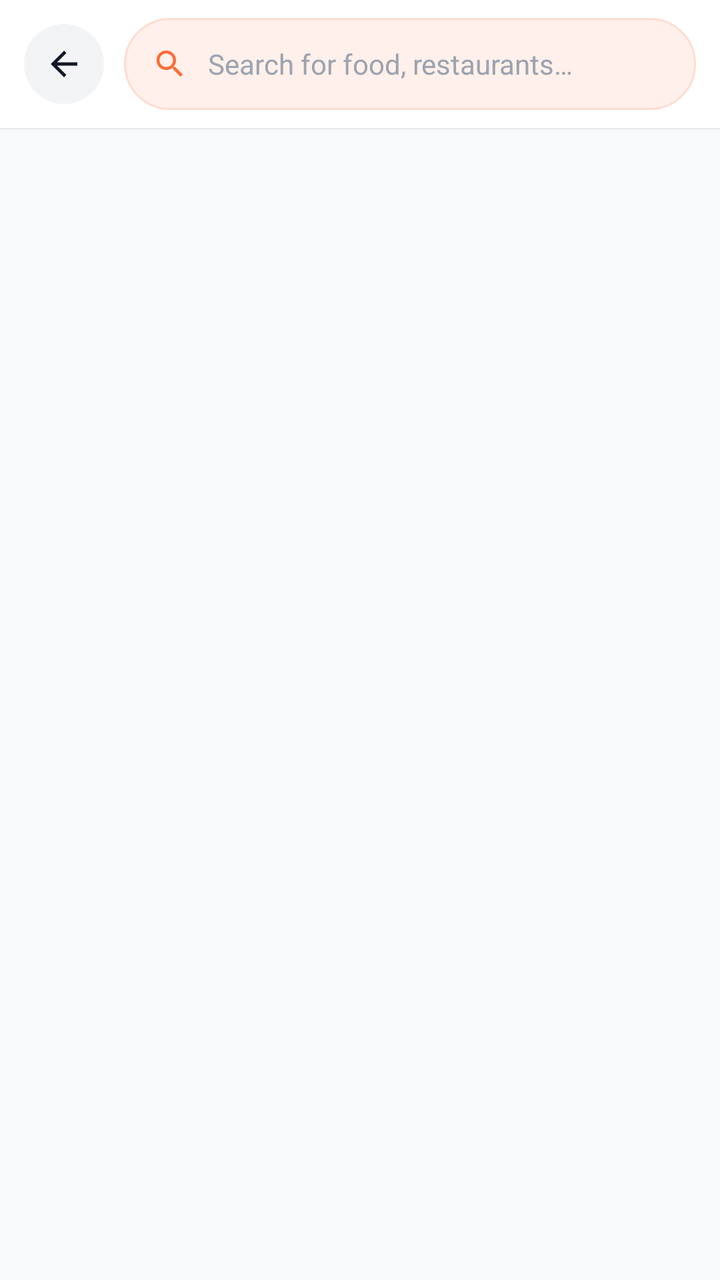
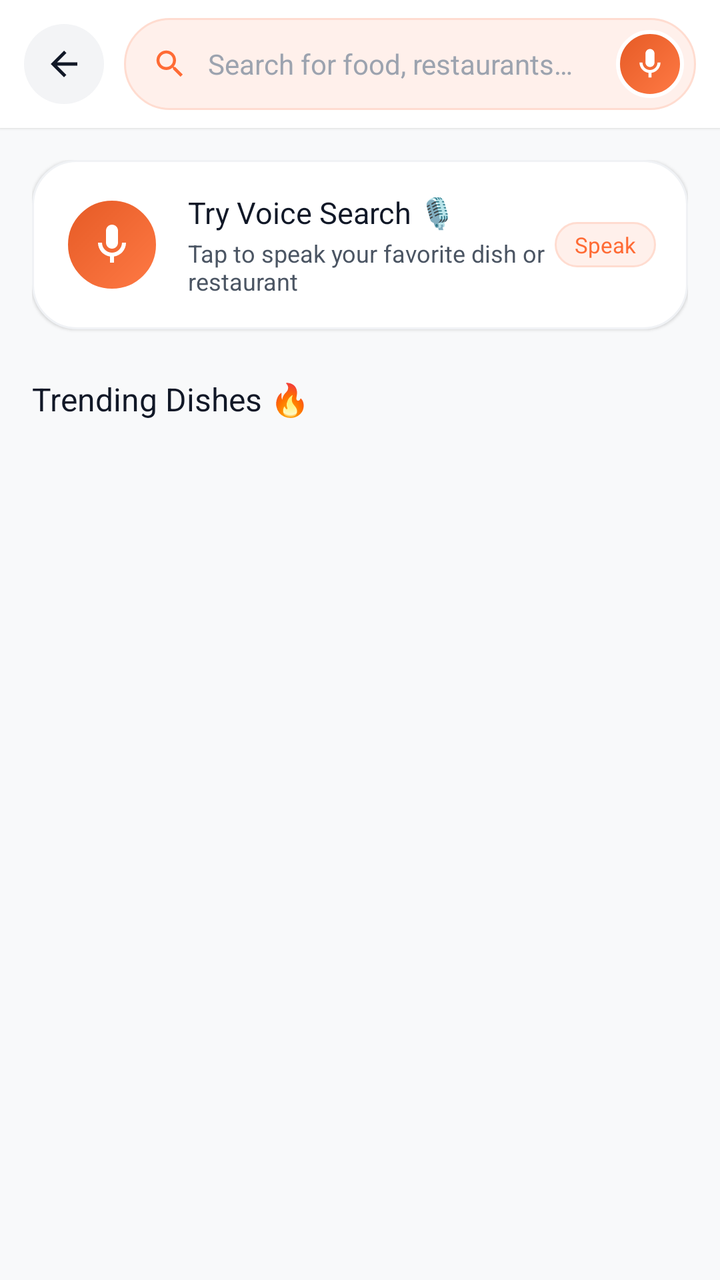

An Android layout rendered at two revisions. The XML below is the earlier revision; the diff shows what the commit changed to produce the second picture.
<!-- AndroidManifest.xml: application theme Theme.AKRHunger -->
<!-- res/layout/activity_search.xml -->
<?xml version="1.0" encoding="utf-8"?>
<LinearLayout xmlns:android="http://schemas.android.com/apk/res/android"
    xmlns:app="http://schemas.android.com/apk/res-auto"
    android:layout_width="match_parent"
    android:layout_height="match_parent"
    android:background="@color/background"
    android:orientation="vertical">

    
    <LinearLayout
        android:layout_width="match_parent"
        android:layout_height="64dp"
        android:background="@color/surface"
        android:elevation="1dp"
        android:gravity="center_vertical"
        android:orientation="horizontal"
        android:paddingHorizontal="12dp">

        <FrameLayout
            android:id="@+id/btn_back"
            android:layout_width="40dp"
            android:layout_height="40dp"
            android:background="@drawable/bg_icon_circle_gray"
            android:clickable="true"
            android:focusable="true"
            android:foreground="?attr/selectableItemBackgroundBorderless">

            <ImageView
                android:layout_width="20dp"
                android:layout_height="20dp"
                android:layout_gravity="center"
                android:src="@drawable/ic_back"
                android:tint="@color/text_primary" />
        </FrameLayout>

        
        <LinearLayout
            android:layout_width="0dp"
            android:layout_height="46dp"
            android:layout_marginStart="10dp"
            android:layout_weight="1"
            android:background="@drawable/bg_pill_soft"
            android:gravity="center_vertical"
            android:orientation="horizontal"
            android:paddingHorizontal="14dp">

            <ImageView
                android:layout_width="18dp"
                android:layout_height="18dp"
                android:src="@drawable/ic_search"
                android:tint="@color/primary" />

            <EditText
                android:id="@+id/et_search"
                android:layout_width="match_parent"
                android:layout_height="match_parent"
                android:layout_marginStart="10dp"
                android:background="@null"
                android:fontFamily="sans-serif"
                android:hint="@string/search_hint"
                android:imeOptions="actionSearch"
                android:inputType="text"
                android:maxLines="1"
                android:textColor="@color/text_primary"
                android:textColorHint="@color/text_hint"
                android:textSize="14sp" />
        </LinearLayout>
    </LinearLayout>

    
    <androidx.recyclerview.widget.RecyclerView
        android:id="@+id/rv_results"
        android:layout_width="match_parent"
        android:layout_height="match_parent"
        android:clipToPadding="false"
        android:overScrollMode="never"
        android:padding="8dp" />
</LinearLayout>
<!-- resources referenced by this layout -->
<resources>
  <color name="background">#F8F9FA</color>
  <color name="primary">#FF6B35</color>
  <color name="surface">#FFFFFF</color>
  <color name="text_hint">#9CA3AF</color>
  <color name="text_primary">#111827</color>
  <string name="search_hint">Search for food, restaurants…</string>
  <color name="surface_variant">#F3F4F6</color>
  <color name="primary_15">#26FF6B35</color>
  <color name="primary_tint">#FFF0EB</color>
  <color name="primary_tint_border">#FFDCD0</color>
  <color name="primary_dark">#E55A25</color>
  <color name="on_primary">#FFFFFF</color>
  <color name="secondary">#F59E0B</color>
  <color name="on_secondary">#111827</color>
  <color name="on_surface">#111827</color>
  <style name="ThemeOverlay.AKR.BottomSheetDialog" parent="ThemeOverlay.Material3.BottomSheetDialog">
          <item name="bottomSheetStyle">@style/Widget.AKR.BottomSheet</item>
      </style>
  <style name="ShapeAppearance.AKR.Dialog" parent="">
          <item name="cornerFamily">rounded</item>
          <item name="cornerSize">24dp</item>
      </style>
  <style name="Widget.AKR.BottomSheet" parent="Widget.Material3.BottomSheet">
          <item name="shapeAppearanceOverlay">@style/ShapeAppearance.AKR.BottomSheet</item>
          <item name="backgroundTint">@color/surface</item>
      </style>
  <style name="ShapeAppearance.AKR.BottomSheet" parent="">
          <item name="cornerFamily">rounded</item>
          <item name="cornerSizeTopLeft">28dp</item>
          <item name="cornerSizeTopRight">28dp</item>
      </style>
  <!-- unchanged entries left out for length: 6 -->
</resources>

<!-- the commit's change to res/layout/activity_search.xml (unified diff, before → after) -->
@@ -42,7 +42,8 @@
             android:background="@drawable/bg_pill_soft"
             android:gravity="center_vertical"
             android:orientation="horizontal"
-            android:paddingHorizontal="14dp">
+            android:paddingStart="14dp"
+            android:paddingEnd="6dp">
 
             <ImageView
                 android:layout_width="18dp"
@@ -52,9 +53,10 @@
 
             <EditText
                 android:id="@+id/et_search"
-                android:layout_width="match_parent"
+                android:layout_width="0dp"
                 android:layout_height="match_parent"
                 android:layout_marginStart="10dp"
+                android:layout_weight="1"
                 android:background="@null"
                 android:fontFamily="sans-serif"
                 android:hint="@string/search_hint"
@@ -64,15 +66,181 @@
                 android:textColor="@color/text_primary"
                 android:textColorHint="@color/text_hint"
                 android:textSize="14sp" />
+
+            
+            <ImageView
+                android:id="@+id/btn_clear"
+                android:layout_width="22dp"
+                android:layout_height="22dp"
+                android:layout_marginEnd="6dp"
+                android:background="?attr/selectableItemBackgroundBorderless"
+                android:clickable="true"
+                android:focusable="true"
+                android:padding="2dp"
+                android:src="@drawable/ic_close"
+                android:tint="@color/text_hint"
+                android:visibility="gone" />
+
+            
+            <FrameLayout
+                android:id="@+id/btn_voice_search"
+                android:layout_width="34dp"
+                android:layout_height="34dp"
+                android:background="@drawable/bg_voice_mic_button"
+                android:clickable="true"
+                android:focusable="true"
+                android:foreground="?attr/selectableItemBackgroundBorderless">
+
+                <ImageView
+                    android:layout_width="18dp"
+                    android:layout_height="18dp"
+                    android:layout_gravity="center"
+                    android:src="@drawable/ic_mic"
+                    android:tint="@color/on_primary" />
+            </FrameLayout>
         </LinearLayout>
     </LinearLayout>
 
-    
-    <androidx.recyclerview.widget.RecyclerView
-        android:id="@+id/rv_results"
+    <FrameLayout
         android:layout_width="match_parent"
-        android:layout_height="match_parent"
-        android:clipToPadding="false"
-        android:overScrollMode="never"
-        android:padding="8dp" />
+        android:layout_height="match_parent">
+
+        
+        <LinearLayout
+            android:id="@+id/layout_suggestions_container"
+            android:layout_width="match_parent"
+            android:layout_height="match_parent"
+            android:orientation="vertical"
+            android:padding="16dp">
+
+            
+            <LinearLayout
+                android:id="@+id/card_voice_banner"
+                android:layout_width="match_parent"
+                android:layout_height="wrap_content"
+                android:background="@drawable/bg_card_ios"
+                android:clickable="true"
+                android:elevation="1dp"
+                android:focusable="true"
+                android:foreground="?attr/selectableItemBackground"
+                android:gravity="center_vertical"
+                android:orientation="horizontal"
+                android:padding="16dp">
+
+                <FrameLayout
+                    android:layout_width="48dp"
+                    android:layout_height="48dp"
+                    android:background="@drawable/bg_voice_mic_button">
+
+                    <ImageView
+                        android:layout_width="24dp"
+                        android:layout_height="24dp"
+                        android:layout_gravity="center"
+                        android:src="@drawable/ic_mic"
+                        android:tint="@color/on_primary" />
+                </FrameLayout>
+
+                <LinearLayout
+                    android:layout_width="0dp"
+                    android:layout_height="wrap_content"
+                    android:layout_marginStart="14dp"
+                    android:layout_weight="1"
+                    android:orientation="vertical">
+
+                    <TextView
+                        android:layout_width="wrap_content"
+                        android:layout_height="wrap_content"
+                        android:fontFamily="sans-serif-bold"
+                        android:text="Try Voice Search 🎙️"
+                        android:textColor="@color/text_primary"
+                        android:textSize="15sp" />
+
+                    <TextView
+                        android:layout_width="wrap_content"
+                        android:layout_height="wrap_content"
+                        android:layout_marginTop="2dp"
+                        android:fontFamily="sans-serif"
+                        android:text="Tap to speak your favorite dish or restaurant"
+                        android:textColor="@color/text_secondary"
+                        android:textSize="12sp" />
+                </LinearLayout>
+
+                <TextView
+                    android:layout_width="wrap_content"
+                    android:layout_height="wrap_content"
+                    android:background="@drawable/bg_pill_voice_status"
+                    android:fontFamily="sans-serif-bold"
+                    android:paddingHorizontal="10dp"
+                    android:paddingVertical="4dp"
+                    android:text="Speak"
+                    android:textColor="@color/primary"
+                    android:textSize="11sp" />
+            </LinearLayout>
+
+            
+            <TextView
+                android:layout_width="wrap_content"
+                android:layout_height="wrap_content"
+                android:layout_marginTop="24dp"
+                android:fontFamily="sans-serif-bold"
+                android:text="Trending Dishes 🔥"
+                android:textColor="@color/text_primary"
+                android:textSize="16sp" />
+
+            <com.google.android.material.chip.ChipGroup
+                android:id="@+id/chip_group_search_trending"
+                android:layout_width="match_parent"
+                android:layout_height="wrap_content"
+                android:layout_marginTop="12dp"
+                app:chipSpacingHorizontal="8dp"
+                app:chipSpacingVertical="8dp" />
+        </LinearLayout>
+
+        
+        <androidx.recyclerview.widget.RecyclerView
+            android:id="@+id/rv_results"
+            android:layout_width="match_parent"
+            android:layout_height="match_parent"
+            android:clipToPadding="false"
+            android:overScrollMode="never"
+            android:padding="8dp"
+            android:visibility="gone" />
+
+        
+        <LinearLayout
+            android:id="@+id/layout_empty_results"
+            android:layout_width="match_parent"
+            android:layout_height="match_parent"
+            android:gravity="center"
+            android:orientation="vertical"
+            android:padding="32dp"
+            android:visibility="gone">
+
+            <ImageView
+                android:layout_width="64dp"
+                android:layout_height="64dp"
+                android:alpha="0.4"
+                android:src="@drawable/ic_search"
+                android:tint="@color/text_hint" />
+
+            <TextView
+                android:id="@+id/tv_empty_title"
+                android:layout_width="wrap_content"
+                android:layout_height="wrap_content"
+                android:layout_marginTop="16dp"
+                android:fontFamily="sans-serif-bold"
+                android:text="No items found"
+                android:textColor="@color/text_primary"
+                android:textSize="16sp" />
+
+            <TextView
+                android:layout_width="wrap_content"
+                android:layout_height="wrap_content"
+                android:layout_marginTop="6dp"
+                android:gravity="center"
+                android:text="We couldn't find any dishes matching your query. Try another search or speak your craving."
+                android:textColor="@color/text_hint"
+                android:textSize="13sp" />
+        </LinearLayout>
+    </FrameLayout>
 </LinearLayout>
<!-- resource entries referenced after the edit -->
@@ -5,7 +5,64 @@
   <color name="surface">#FFFFFF</color>
   <color name="text_hint">#9CA3AF</color>
   <color name="text_primary">#111827</color>
+  <color name="text_secondary">#4B5563</color>
+  <!-- drawable bg_card_ios (drawable) -->
+  <?xml version="1.0" encoding="utf-8"?>
+  <shape xmlns:android="http://schemas.android.com/apk/res/android"
+      android:shape="rectangle">
+      <corners android:radius="22dp" />
+      <solid android:color="@color/surface" />
+      <stroke android:width="1dp" android:color="@color/card_border" />
+  </shape>
+  <!-- drawable bg_pill_voice_status (drawable) -->
+  <?xml version="1.0" encoding="utf-8"?>
+  <shape xmlns:android="http://schemas.android.com/apk/res/android"
+      android:shape="rectangle">
+      <corners android:radius="100dp" />
+      <solid android:color="@color/primary_tint" />
+      <stroke
+          android:width="1dp"
+          android:color="@color/primary_tint_border" />
+  </shape>
+  <!-- drawable bg_voice_mic_button (drawable) -->
+  <?xml version="1.0" encoding="utf-8"?>
+  <ripple xmlns:android="http://schemas.android.com/apk/res/android"
+      android:color="#40FFFFFF">
+      <item>
+          <shape android:shape="oval">
+              <gradient
+                  android:angle="135"
+                  android:startColor="#FF7A45"
+                  android:endColor="#E55A25"
+                  android:type="linear" />
+              <stroke
+                  android:width="2dp"
+                  android:color="#FFFFFFFF" />
+          </shape>
+      </item>
+  </ripple>
+  <!-- drawable ic_close (drawable) -->
+  <vector xmlns:android="http://schemas.android.com/apk/res/android"
+      android:width="24dp"
+      android:height="24dp"
+      android:viewportWidth="24"
+      android:viewportHeight="24">
+      <path
+          android:fillColor="#FFFFFFFF"
+          android:pathData="M19,6.41L17.59,5 12,10.59 6.41,5 5,6.41 10.59,12 5,17.59 6.41,19 12,13.41 17.59,19 19,17.59 13.41,12z" />
+  </vector>
+  <!-- drawable ic_mic (drawable) -->
+  <vector xmlns:android="http://schemas.android.com/apk/res/android"
+      android:width="24dp"
+      android:height="24dp"
+      android:viewportWidth="24"
+      android:viewportHeight="24">
+      <path
+          android:fillColor="#FFFFFFFF"
+          android:pathData="M12,14c1.66,0 3,-1.34 3,-3V5c0,-1.66 -1.34,-3 -3,-3S9,3.34 9,5v6c0,1.66 1.34,3 3,3zm5,-3c0,2.76 -2.24,5 -5,5s-5,-2.24 -5,-5H5c0,3.53 2.61,6.43 6,6.92V21h2v-3.08c3.39,-0.49 6,-3.39 6,-6.92h-2z" />
+  </vector>
   <string name="search_hint">Search for food, restaurants…</string>
+  <color name="card_border">#F0F2F5</color>
   <color name="surface_variant">#F3F4F6</color>
   <color name="primary_15">#26FF6B35</color>
   <color name="primary_tint">#FFF0EB</color>
